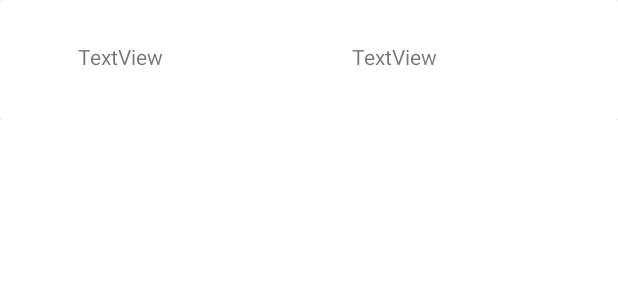
After one commit to zren813/MobileDemo, an Android app: the layout course_list_item.xml on its own in the app's theme, with its tools: preview values and no code run, on a phone screen of 412 x 824 dp. The commit adds this screen. Shown: the top 300 px of the screen. Run offline under Robolectric (Android 15) with nearby library versions, the phone set to English and light mode, and no system bars.

Commit message:
list_view finished

```diff
--- a/app/src/main/java/com/mobiledemo/User.java
+++ b/app/src/main/java/com/mobiledemo/User.java
@@ -1,7 +1,11 @@
 package com.mobiledemo;
+
+import java.util.List;
+import java.util.Map;
 
 public class User {
     public String nickName, email, moment, firstName, lastName, major;
+    public Map<String, String> courses;
 
     public User() {
 
--- /dev/null
+++ b/app/src/main/res/layout/course_list_item.xml
@@ -0,0 +1,39 @@
+<?xml version="1.0" encoding="utf-8"?>
+<androidx.constraintlayout.widget.ConstraintLayout xmlns:android="http://schemas.android.com/apk/res/android"
+    xmlns:app="http://schemas.android.com/apk/res-auto"
+    xmlns:tools="http://schemas.android.com/tools"
+    android:layout_width="match_parent"
+    android:layout_height="wrap_content">
+
+    <androidx.cardview.widget.CardView
+        android:layout_width="match_parent"
+        android:layout_height="80dp"
+        app:layout_constraintTop_toTopOf="parent"
+        tools:layout_editor_absoluteX="-2dp">
+
+        <androidx.constraintlayout.widget.ConstraintLayout
+            android:layout_width="match_parent"
+            android:layout_height="match_parent">
+
+            <TextView
+                android:id="@+id/courseNoView"
+                android:layout_width="84dp"
+                android:layout_height="20dp"
+                android:layout_marginStart="52dp"
+                android:layout_marginTop="28dp"
+                android:text="TextView"
+                app:layout_constraintStart_toStartOf="parent"
+                app:layout_constraintTop_toTopOf="parent" />
+
+            <TextView
+                android:id="@+id/courseNameTextView"
+                android:layout_width="121dp"
+                android:layout_height="20dp"
+                android:layout_marginTop="28dp"
+                android:layout_marginEnd="56dp"
+                android:text="TextView"
+                app:layout_constraintEnd_toEndOf="parent"
+                app:layout_constraintTop_toTopOf="parent" />
+        </androidx.constraintlayout.widget.ConstraintLayout>
+    </androidx.cardview.widget.CardView>
+</androidx.constraintlayout.widget.ConstraintLayout>
```
Also changed, not shown: app/src/main/java/com/mobiledemo/CourseListAdapter.java (added, +52 -0 lines), app/src/main/java/com/mobiledemo/CourseListPage.java (+64 -0 lines), app/src/main/res/layout/activity_course_list_page.xml (+19 -8 lines).
